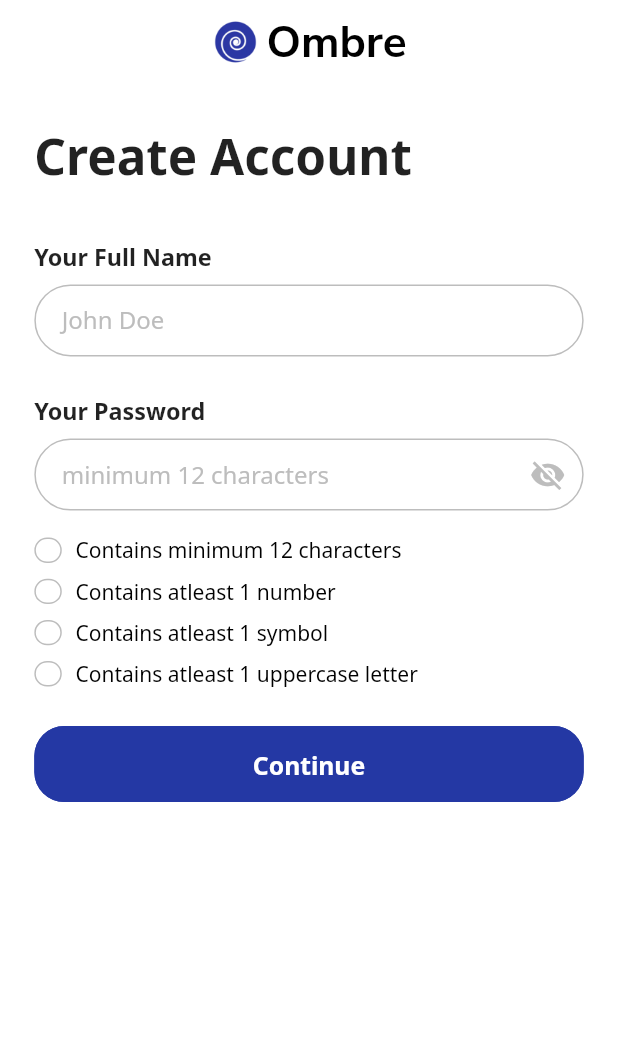
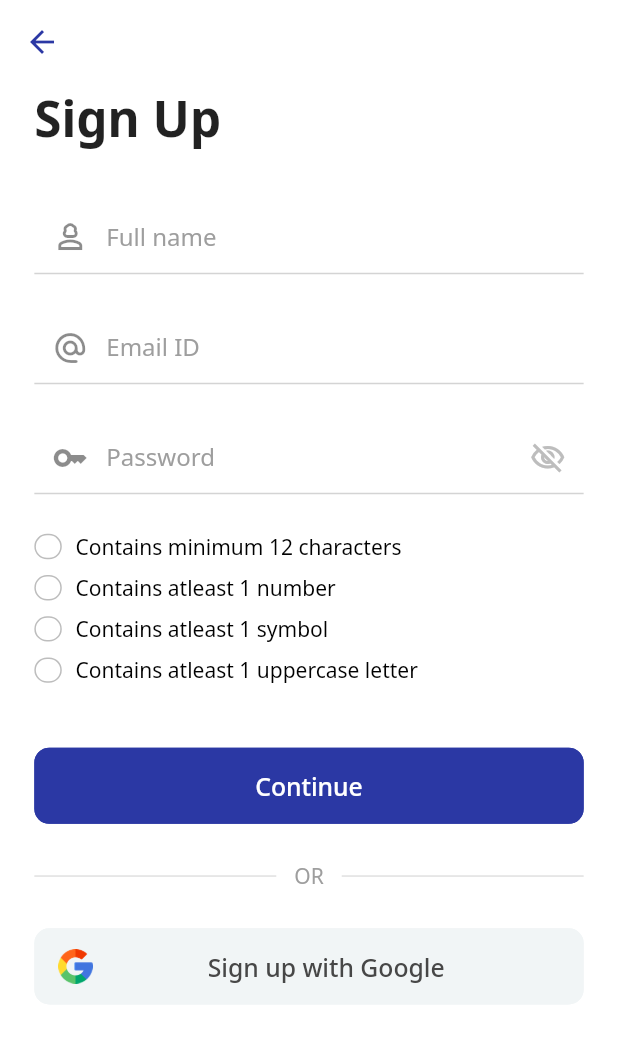
Before and after one commit to noschist/ombre, a Flutter app: the RegisterPage screen opened directly, on a phone screen of 412 x 824 dp. Shown: the top 1043 px of the screen. Run offline on Flutter 3.47's test engine with Material 2 defaults, Android fonts, the phone set to English and light mode, and no system bars; our stand-ins replace firebase_core, flutter_screenutil, google_fonts; accounts and stored records are empty.

Commit message:
Added login page and remodeled register page

```diff
--- a/lib/pages/register_page.dart
+++ b/lib/pages/register_page.dart
@@ -1,8 +1,6 @@
 import 'package:flutter/material.dart';
 import 'package:flutter_screenutil/flutter_screenutil.dart';
 import 'package:ombre/pages/screens/register_form.dart';
-import 'package:ombre/pages/screens/register_form_two.dart';
-import 'package:ombre/util/logo_with_icon.dart';
 
 class RegisterPage extends StatefulWidget {
   const RegisterPage({super.key});
@@ -12,34 +10,20 @@ class RegisterPage extends StatefulWidget {
 }
 
 class _RegisterPageState extends State<RegisterPage> {
-  String userName = "", userPass = "";
-
-  bool checkUserNameAndPass() {
-    return userName.isEmpty && userPass.isEmpty;
-  }
-
   @override
   Widget build(BuildContext context) {
     return Scaffold(
+      resizeToAvoidBottomInset: false,
+      backgroundColor: Colors.white,
       appBar: AppBar(
+        backgroundColor: Colors.white,
         elevation: 0,
-        backgroundColor: Colors.white,
-        title: logoWithIcon(showText: true),
-        foregroundColor: Colors.black,
-        automaticallyImplyLeading: false,
-        centerTitle: true,
+        foregroundColor: const Color(0xFF2b38a4),
       ),
-      backgroundColor: Colors.white,
       body: Container(
-          padding: EdgeInsets.symmetric(horizontal: 25.w, vertical: 30.h),
-          child: checkUserNameAndPass()
-              ? RegisterForm(callback: (name, pass) {
-                  setState(() {
-                    userName = name;
-                    userPass = pass;
-                  });
-                })
-              : RegisterFormTwo(userName: userName, loginPass: userPass)),
+        padding: EdgeInsets.symmetric(horizontal: 25.w),
+        child: const RegisterForm(),
+      ),
     );
   }
 }
--- a/lib/pages/screens/register_form.dart
+++ b/lib/pages/screens/register_form.dart
@@ -4,9 +4,9 @@ import 'package:flutter_screenutil/flutter_screenutil.dart';
 import '../../util/register_pass_check.dart';
 
 class RegisterForm extends StatefulWidget {
-  const RegisterForm({super.key, required this.callback});
-
-  final Function(String, String) callback;
+  const RegisterForm({
+    super.key,
+  });
 
   @override
   State<RegisterForm> createState() => _RegisterFormState();
@@ -15,6 +15,7 @@ class RegisterForm extends StatefulWidget {
 class _RegisterFormState extends State<RegisterForm> {
   final TextEditingController _nameEditController = TextEditingController();
   final TextEditingController _passwordEditController = TextEditingController();
+  final TextEditingController _emailEditController = TextEditingController();
   bool _isPasswordVisible = false;
   bool _isPassword12CharLong = false;
   bool _hasPassword1Num = false;
@@ -50,6 +51,7 @@ class _RegisterFormState extends State<RegisterForm> {
   void dispose() {
     _nameEditController.dispose();
     _passwordEditController.dispose();
+    _emailEditController.dispose();
     super.dispose();
   }
 
@@ -63,24 +65,17 @@ class _RegisterFormState extends State<RegisterForm> {
         crossAxisAlignment: CrossAxisAlignment.start,
         children: [
           Text(
-            "Create Account",
+            "Sign Up",
             style: TextStyle(fontWeight: FontWeight.bold, fontSize: 36.sp),
           ),
           SizedBox(
             height: 40.h,
           ),
-          Text(
-            "Your Full Name",
-            style: TextStyle(fontWeight: FontWeight.bold, fontSize: 17.sp),
-          ),
-          SizedBox(
-            height: 10.h,
-          ),
           TextFormField(
             textInputAction: TextInputAction.next,
             controller: _nameEditController,
             enableSuggestions: false,
-            cursorColor: const Color(0xFF2438a4),
+            cursorColor: const Color(0xFF2b38a4),
             keyboardType: TextInputType.name,
             textCapitalization: TextCapitalization.words,
             autovalidateMode: AutovalidateMode.onUserInteraction,
@@ -91,39 +86,75 @@ class _RegisterFormState extends State<RegisterForm> {
                 return "Please fill in your full name";
               }
             },
-            style: const TextStyle(color: Color(0xFF2438a4)),
-            decoration: InputDecoration(
-              hintText: "John Doe",
-              hintStyle: TextStyle(color: Colors.grey.shade400),
-              contentPadding: EdgeInsets.symmetric(horizontal: 20.w),
-              enabledBorder: OutlineInputBorder(
-                  borderSide: BorderSide(color: Colors.grey.shade400),
-                  borderRadius: BorderRadius.circular(30.r)),
-              focusedBorder: OutlineInputBorder(
-                  borderSide: const BorderSide(color: Color(0xFF2438a4)),
-                  borderRadius: BorderRadius.circular(30.r)),
-              errorBorder: OutlineInputBorder(
-                  borderSide: const BorderSide(color: Color(0xFFA42424)),
-                  borderRadius: BorderRadius.circular(30.r)),
-              focusedErrorBorder: OutlineInputBorder(
-                  borderSide: const BorderSide(color: Color(0xFFA42424)),
-                  borderRadius: BorderRadius.circular(30.r)),
+            style: const TextStyle(color: Color(0xFF2b38a4)),
+            decoration: const InputDecoration(
+              prefixIcon: Icon(
+                Icons.person_3_outlined,
+              ),
+              hintText: "Full name",
+              hintStyle: TextStyle(color: Colors.grey),
+              enabledBorder: UnderlineInputBorder(
+                borderSide: BorderSide(color: Color(0xFFD4D4D4)),
+              ),
+              focusedBorder: UnderlineInputBorder(
+                borderSide: BorderSide(color: Color(0xFF2b38a4)),
+              ),
+              errorBorder: UnderlineInputBorder(
+                borderSide: BorderSide(color: Color(0xFFA42424)),
+              ),
+              focusedErrorBorder: UnderlineInputBorder(
+                borderSide: BorderSide(color: Color(0xFFA42424)),
+              ),
             ),
           ),
           SizedBox(
             height: 30.h,
           ),
-          Text(
-            "Your Password",
-            style: TextStyle(fontWeight: FontWeight.bold, fontSize: 17.sp),
+          TextFormField(
+            textInputAction: TextInputAction.next,
+            controller: _emailEditController,
+            enableSuggestions: false,
+            cursorColor: const Color(0xFF2b38a4),
+            keyboardType: TextInputType.name,
+            textCapitalization: TextCapitalization.words,
+            autovalidateMode: AutovalidateMode.onUserInteraction,
+            validator: (value) {
+              if (RegExp(
+                      r"[a-z0-9!#$%&'*+/=?^_`{|}~-]+(?:\.[a-z0-9!#$%&'*+/=?^_`{|}~-]+)*@(?:[a-z0-9](?:[a-z0-9-]*[a-z0-9])?\.)+[a-z0-9](?:[a-z0-9-]*[a-z0-9])?")
+                  .hasMatch(value!)) {
+                return null;
+              } else {
+                return "Please fill in a valid email id";
+              }
+            },
+            style: const TextStyle(color: Color(0xFF2b38a4)),
+            decoration: const InputDecoration(
+              prefixIcon: Icon(
+                Icons.alternate_email_rounded,
+              ),
+              hintText: "Email ID",
+              hintStyle: TextStyle(color: Colors.grey),
+              enabledBorder: UnderlineInputBorder(
+                borderSide: BorderSide(color: Color(0xFFD4D4D4)),
+              ),
+              focusedBorder: UnderlineInputBorder(
+                borderSide: BorderSide(color: Color(0xFF2b38a4)),
+              ),
+              errorBorder: UnderlineInputBorder(
+                borderSide: BorderSide(color: Color(0xFFA42424)),
+              ),
+              focusedErrorBorder: UnderlineInputBorder(
+                borderSide: BorderSide(color: Color(0xFFA42424)),
+              ),
+            ),
           ),
           SizedBox(
-            height: 10.h,
+            height: 30.h,
           ),
           TextFormField(
               textInputAction: TextInputAction.done,
               controller: _passwordEditController,
-            style: const TextStyle(color: Color(0xFF2438a4)),
+              style: const TextStyle(color: Color(0xFF2b38a4)),
               obscureText: !_isPasswordVisible,
               onChanged: (password) => onPasswordChanged(password),
               autovalidateMode: AutovalidateMode.onUserInteraction,
@@ -138,14 +169,15 @@ class _RegisterFormState extends State<RegisterForm> {
                 }
               },
               decoration: InputDecoration(
-              hintText: "minimum 12 characters",
-              hintStyle: TextStyle(color: Colors.grey.shade400),
-              contentPadding: EdgeInsets.symmetric(horizontal: 20.w),
+                hintText: "Password",
+                hintStyle: const TextStyle(color: Colors.grey),
+                prefixIcon: const Icon(Icons.key_outlined),
                 suffixIcon: IconButton(
                   splashRadius: 1,
                   icon: _isPasswordVisible
-                    ? const Icon(Icons.visibility, color: Color(0xFF2438a4))
-                    : const Icon(Icons.visibility_off,
+                      ? const Icon(Icons.visibility_outlined,
+                          color: Color(0xFF2b38a4))
+                      : const Icon(Icons.visibility_off_outlined,
                           color: Color(0xFFBDBDBD)),
                   onPressed: () {
                     setState(() {
@@ -153,22 +185,21 @@ class _RegisterFormState extends State<RegisterForm> {
                     });
                   },
                 ),
-              enabledBorder: OutlineInputBorder(
-                  borderSide: BorderSide(color: Colors.grey.shade400),
-                  borderRadius: BorderRadius.circular(30.r)),
-              focusedBorder: OutlineInputBorder(
-                  borderSide: const BorderSide(color: Color(0xFF2438a4)),
-                  borderRadius: BorderRadius.circular(30.r)),
-              errorBorder: OutlineInputBorder(
-                  borderSide: const BorderSide(color: Color(0xFFA42424)),
-                  borderRadius: BorderRadius.circular(30.r)),
-              focusedErrorBorder: OutlineInputBorder(
-                  borderSide: const BorderSide(color: Color(0xFFA42424)),
-                  borderRadius: BorderRadius.circular(30.r)),
+                enabledBorder: const UnderlineInputBorder(
+                  borderSide: BorderSide(color: Color(0xFFD4D4D4)),
                 ),
+                focusedBorder: const UnderlineInputBorder(
+                  borderSide: BorderSide(color: Color(0xFF2b38a4)),
                 ),
+                errorBorder: const UnderlineInputBorder(
+                  borderSide: BorderSide(color: Color(0xFFA42424)),
+                ),
+                focusedErrorBorder: const UnderlineInputBorder(
+                  borderSide: BorderSide(color: Color(0xFFA42424)),
+                ),
+              )),
           SizedBox(
-            height: 20.h,
+            height: 30.h,
           ),
           passwordChecklist(
               _isPassword12CharLong, "Contains minimum 12 characters"),
@@ -186,27 +217,77 @@ class _RegisterFormState extends State<RegisterForm> {
           passwordChecklist(
               _hasPassword1Upper, "Contains atleast 1 uppercase letter"),
           SizedBox(
+            height: 50.h,
+          ),
+          OutlinedButton(
+              style: OutlinedButton.styleFrom(
+                foregroundColor: Colors.white,
+                backgroundColor: const Color(0xFF2b38a4),
+                minimumSize: Size.fromHeight(60.h),
+                side: const BorderSide(color: Color(0xFF2b38a4)),
+                shape: const RoundedRectangleBorder(
+                    borderRadius: BorderRadius.all(Radius.circular(10))),
+              ),
+              onPressed: () {},
+              child: Text(
+                "Continue",
+                style: TextStyle(fontSize: 18.sp),
+              )),
+          SizedBox(
+            height: 30.h,
+          ),
+          const Row(
+            mainAxisAlignment: MainAxisAlignment.center,
+            children: [
+              Expanded(
+                child: Divider(
+                  // indent: 20.0,
+                  endIndent: 12.0,
+                  thickness: 1,
+                ),
+              ),
+              Text(
+                "OR",
+                style: TextStyle(color: Colors.grey),
+              ),
+              Expanded(
+                child: Divider(
+                  indent: 12.0,
+                  // endIndent: 20.0,
+                  thickness: 1,
+                ),
+              ),
+            ],
+          ),
+          SizedBox(
             height: 30.h,
           ),
           OutlinedButton(
               style: OutlinedButton.styleFrom(
-                foregroundColor: Colors.white,
-                backgroundColor: const Color(0xFF2438a4),
+                foregroundColor: const Color(0xFF474747),
+                backgroundColor: const Color(0xFFf1f5f6),
                 minimumSize: Size.fromHeight(60.h),
-                side: const BorderSide(width: 2.0, color: Color(0xFF2438a4)),
+                side: const BorderSide(color: Color(0xFFf1f5f6)),
                 shape: const RoundedRectangleBorder(
-                    borderRadius: BorderRadius.all(Radius.circular(20))),
+                    borderRadius: BorderRadius.all(Radius.circular(10))),
               ),
-              onPressed: () {
-                if (_registerFormKey.currentState!.validate()) {
-                  widget.callback(
-                      _nameEditController.text, _passwordEditController.text);
-                }
-              },
+              onPressed: () {},
+              child: Row(
+                children: [
+                  Image.asset(
+                    "lib/images/google.png",
+                    width: 25.w,
+                  ),
+                  Expanded(
+                    child: Center(
                       child: Text(
-                "Continue",
-                style: TextStyle(fontWeight: FontWeight.bold, fontSize: 18.sp),
-              ))
+                        "Sign up with Google",
+                        style: TextStyle(fontSize: 18.sp),
+                      ),
+                    ),
+                  )
+                ],
+              )),
         ],
       ),
     );
--- a/lib/util/logo_with_icon.dart
+++ b/lib/util/logo_with_icon.dart
@@ -2,15 +2,17 @@ import 'package:flutter/material.dart';
 import 'package:flutter_screenutil/flutter_screenutil.dart';
 import 'package:google_fonts/google_fonts.dart';
 
-Widget logoWithIcon({bool showText = false}) {
+Widget logoWithIcon({bool showText = false, int size = 35}) {
   return Row(
       mainAxisAlignment: MainAxisAlignment.center,
       children: showText
           ? [
               SizedBox(
-                  width: 35.w,
-                  height: 35.h,
-                  child: Image.asset('lib/images/logo.png')),
+                  width: size.w,
+                  height: size.h,
+                  child: Image.asset(
+                    'lib/images/logo.png',
+                  )),
               SizedBox(
                 width: 5.w,
               ),
@@ -22,8 +24,8 @@ Widget logoWithIcon({bool showText = false}) {
             ]
           : [
               SizedBox(
-                  width: 35.w,
-                  height: 35.h,
+                  width: size.w,
+                  height: size.h,
                   child: Image.asset('lib/images/logo.png')),
             ]);
 }
--- a/pubspec.yaml
+++ b/pubspec.yaml
@@ -34,9 +34,7 @@ dependencies:
     # The following adds the Cupertino Icons font to your application.
     # Use with the CupertinoIcons class for iOS style icons.
     cupertino_icons: ^1.0.2
-    google_fonts: ^4.0.5
-    smooth_page_indicator: ^1.1.0
-    hive: ^2.2.3
+    google_fonts: ^5.0.0
     flutter_screenutil: ^5.8.3
     firebase_core: ^2.13.1
 
```
Also changed, not shown: lib/main.dart (+8 -1 lines), lib/pages/onboarding_page.dart (+68 -67 lines), lib/pages/screens/intro_one.dart (deleted, +0 -43 lines), lib/pages/screens/intro_two.dart (deleted, +0 -43 lines), lib/images/google.png (added), lib/pages/login_page.dart (added), lib/pages/screens/login_form.dart (added), lib/pages/screens/secret_phrase_setup.dart (renamed from lib/pages/screens/register_form_two.dart), pubspec.lock, 3 other files. Lines whose indentation alone changed are shown as unchanged.
